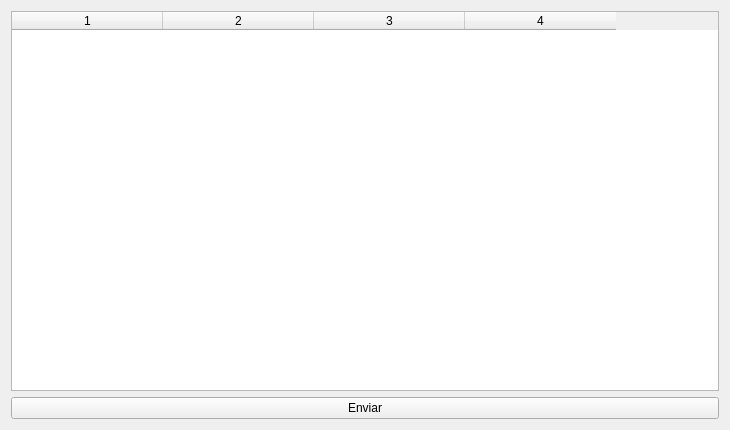
carlosvelaquez/ProyectoEDII, file addrecordwindow.ui: the form before one commit.
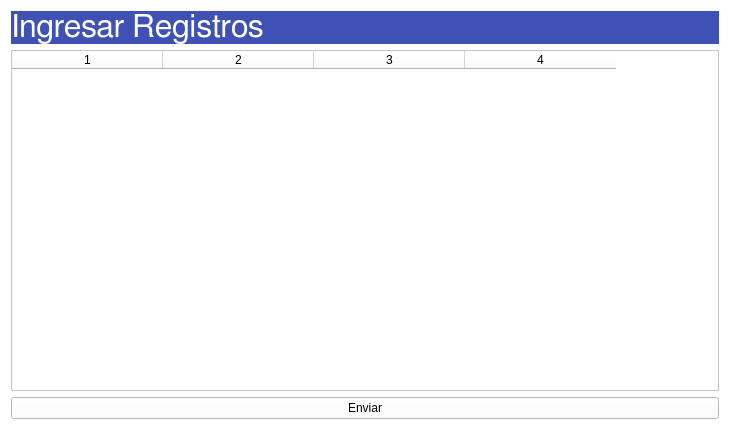
The form after the commit.

```diff
--- a/addrecordwindow.ui
+++ b/addrecordwindow.ui
@@ -13,7 +13,28 @@
   <property name="windowTitle">
    <string>Form</string>
   </property>
+  <property name="styleSheet">
+   <string notr="true">background-color: white;
+</string>
+  </property>
   <layout class="QVBoxLayout" name="verticalLayout">
+   <item>
+    <widget class="QLabel" name="label">
+     <property name="font">
+      <font>
+       <family>FreeSans</family>
+       <pointsize>24</pointsize>
+      </font>
+     </property>
+     <property name="styleSheet">
+      <string notr="true">background-color:#3F51B5;
+color: white;</string>
+     </property>
+     <property name="text">
+      <string>Ingresar Registros</string>
+     </property>
+    </widget>
+   </item>
    <item>
     <widget class="QTableWidget" name="tableWidget">
      <property name="rowCount">
```
